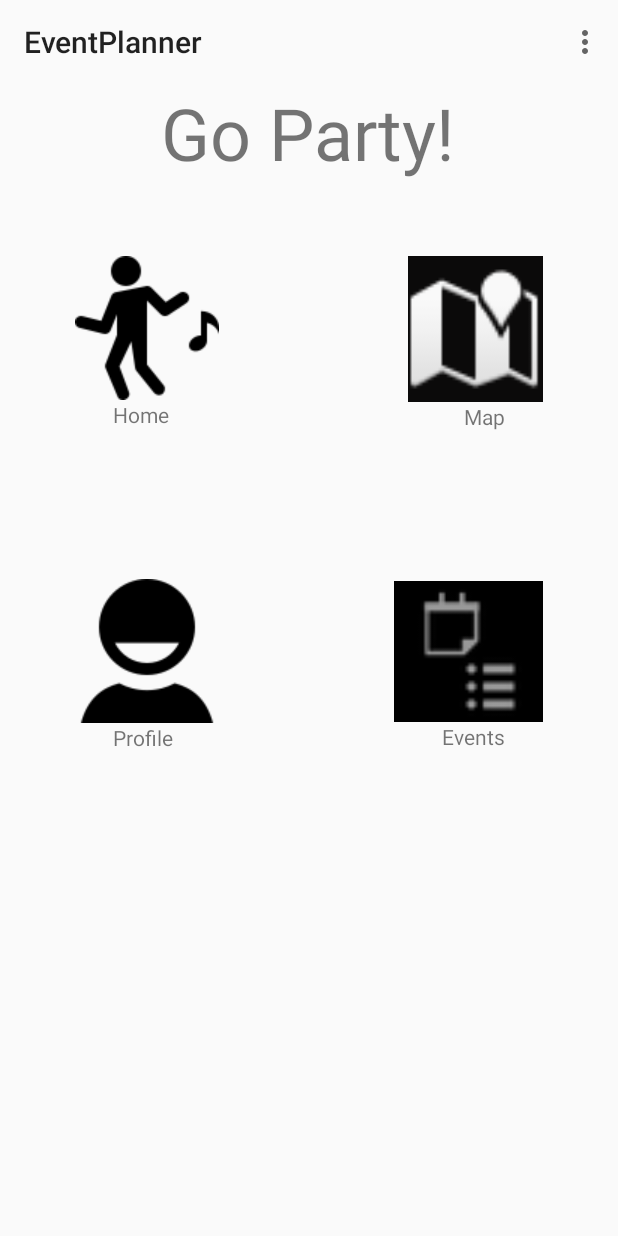
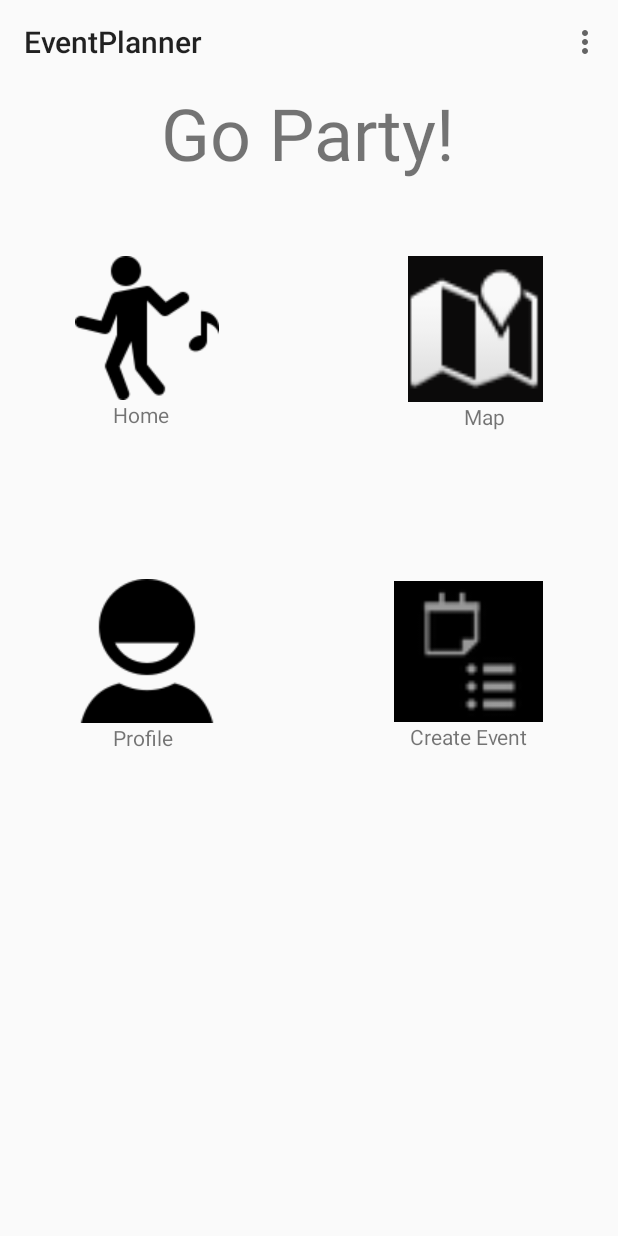
Before and after one commit to Assmannvfbh/eventPlanner_CP470, an Android app: the MainActivity screen opened directly, with no data from a screen before it, on a phone screen of 412 x 824 dp. Run offline under Robolectric (Android 15) with nearby library versions, the phone set to English and light mode, and no system bars.

Commit message:
added main page links and changed profile page so users can change their profile pictures

```diff
--- a/app/src/main/AndroidManifest.xml
+++ b/app/src/main/AndroidManifest.xml
@@ -1,7 +1,9 @@
 <?xml version="1.0" encoding="utf-8"?>
 <manifest xmlns:android="http://schemas.android.com/apk/res/android"
     xmlns:tools="http://schemas.android.com/tools">
-
+    <uses-feature
+        android:name="android.hardware.camera"
+        android:required="true" />
     <application
         android:allowBackup="true"
         android:dataExtractionRules="@xml/data_extraction_rules"
--- a/app/src/main/java/com/example/myapplication/MainActivity.java
+++ b/app/src/main/java/com/example/myapplication/MainActivity.java
@@ -3,20 +3,41 @@ package com.example.myapplication;
 import androidx.appcompat.app.AppCompatActivity;
 import androidx.appcompat.widget.Toolbar;
 
+import android.content.Intent;
 import android.os.Bundle;
 import android.view.Menu;
 import android.view.MenuInflater;
+import android.view.View;
+import android.widget.ImageView;
 
 public class MainActivity extends AppCompatActivity {
 
     Toolbar toolbar;
-
+    ImageView profile;
+    ImageView Event;
     @Override
     protected void onCreate(Bundle savedInstanceState) {
         super.onCreate(savedInstanceState);
         setContentView(R.layout.activity_main);
         setupLayout();
+        profile = (ImageView) findViewById(R.id.profileIcon);
+        Event = (ImageView) findViewById(R.id.EventIcon);
 
+        profile.setOnClickListener(new View.OnClickListener() {
+            @Override
+            public void onClick(View view) {
+                Intent profileIntent = new Intent(MainActivity.this, RegisterService.class);
+                startActivity(profileIntent);
+            }
+        });
+
+        Event.setOnClickListener(new View.OnClickListener() {
+            @Override
+            public void onClick(View view) {
+                Intent createEvent = new Intent(MainActivity.this, CreateEvent.class);
+                startActivity(createEvent);
+            }
+        });
         //here
     }
 
--- a/app/src/main/res/layout/activity_main.xml
+++ b/app/src/main/res/layout/activity_main.xml
@@ -98,7 +98,7 @@
         android:layout_height="wrap_content"
         android:layout_below="@id/EventIcon"
         android:layout_alignParentRight="true"
-        android:layout_marginRight="75dp"
-        android:text="Events" />
+        android:layout_marginRight="60dp"
+        android:text="Create Event" />
 
 </RelativeLayout>
```
Also changed, not shown: app/src/main/java/com/example/myapplication/RegistrationActivity.java (+25 -1 lines).
